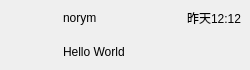
Norym-L/myChatClient, file src/ui/page/chat/friendWidget/friendwidget.ui: the form before one commit.
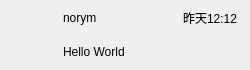
The form after the commit.

Patch:
```diff
--- a/src/ui/page/chat/friendWidget/friendwidget.ui
+++ b/src/ui/page/chat/friendWidget/friendwidget.ui
@@ -42,7 +42,7 @@
     <number>2</number>
    </property>
    <property name="rightMargin">
-    <number>6</number>
+    <number>10</number>
    </property>
    <property name="bottomMargin">
     <number>2</number>
```
